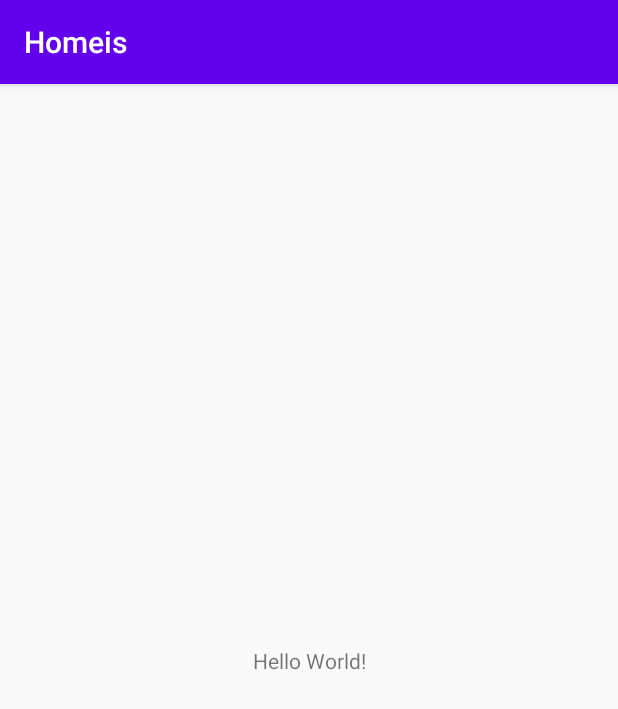
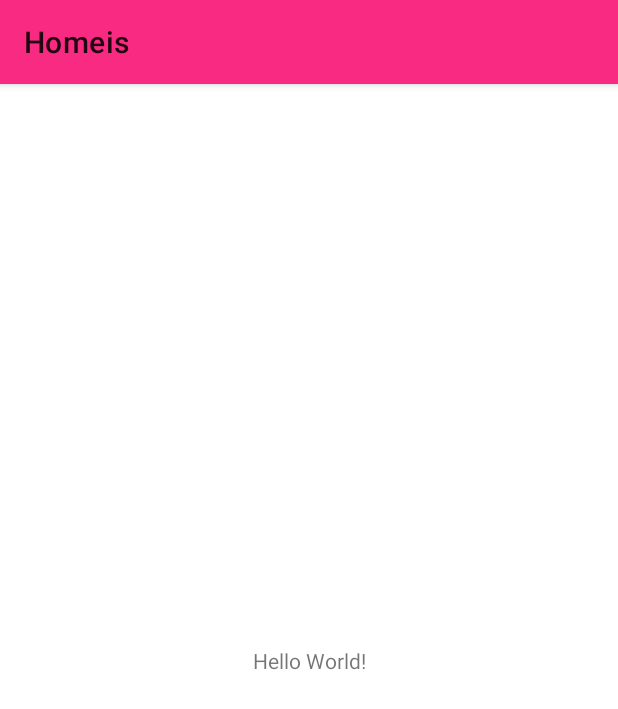
Before and after one commit to Fran2712/Homeis, an Android app: the screen it shows after launch (MainActivity), on a phone screen of 412 x 824 dp. Shown: the top 709 px of the screen. Run offline under Robolectric (Android 15) with nearby library versions, the phone set to English and light mode, and no system bars.

Commit message:
Creacion Temas

```diff
--- a/app/build.gradle
+++ b/app/build.gradle
@@ -23,6 +23,10 @@ android {
 }
 
 dependencies {
+    implementation('com.github.bumptech.glide:glide:4.9.0')
+    implementation 'androidx.swiperefreshlayout:swiperefreshlayout:1.0.0'
+    annotationProcessor('com.github.bumptech.glide:compiler:4.9.0')
+    implementation 'com.google.android.material:material:1.3.0-alpha04'
     implementation fileTree(dir: "libs", include: ["*.jar"])
     implementation 'androidx.appcompat:appcompat:1.2.0'
     implementation 'androidx.constraintlayout:constraintlayout:2.0.4'
--- a/app/src/main/res/values/colors.xml
+++ b/app/src/main/res/values/colors.xml
@@ -1,6 +1,8 @@
 <?xml version="1.0" encoding="utf-8"?>
 <resources>
-    <color name="colorPrimary">#6200EE</color>
-    <color name="colorPrimaryDark">#3700B3</color>
-    <color name="colorAccent">#03DAC5</color>
+    <color name="colorPrimary">#F92A82</color>
+    <color name="colorPrimaryDark">#FC7D96</color>
+    <color name="colorAccent">#FFCC69</color>
+    <color name="colorAccent2">#11A49B</color>
+    <color name="colorAccent3">#99F3A6</color>
 </resources>
--- a/app/src/main/res/values/styles.xml
+++ b/app/src/main/res/values/styles.xml
@@ -1,10 +1,18 @@
 <resources>
-    <!-- Base application theme. -->
-    <style name="AppTheme" parent="Theme.AppCompat.Light.DarkActionBar">
+    <style name="AppThemeNoBar" parent="Theme.MaterialComponents.DayNight.NoActionBar">
         <!-- Customize your theme here. -->
         <item name="colorPrimary">@color/colorPrimary</item>
         <item name="colorPrimaryDark">@color/colorPrimaryDark</item>
         <item name="colorAccent">@color/colorAccent</item>
+        <item name="colorPrimarySurface">@color/colorAccent2</item>
+        <item name="colorSecondary">@color/colorAccent3</item>
     </style>
-
+    <style name="AppTheme" parent="Theme.MaterialComponents.DayNight">
+        <!-- Customize your theme here. -->
+        <item name="colorPrimary">@color/colorPrimary</item>
+        <item name="colorPrimaryDark">@color/colorPrimaryDark</item>
+        <item name="colorAccent">@color/colorAccent</item>
+        <item name="colorPrimarySurface">@color/colorAccent2</item>
+        <item name="colorSecondary">@color/colorAccent3</item>
+    </style>
 </resources>
```
